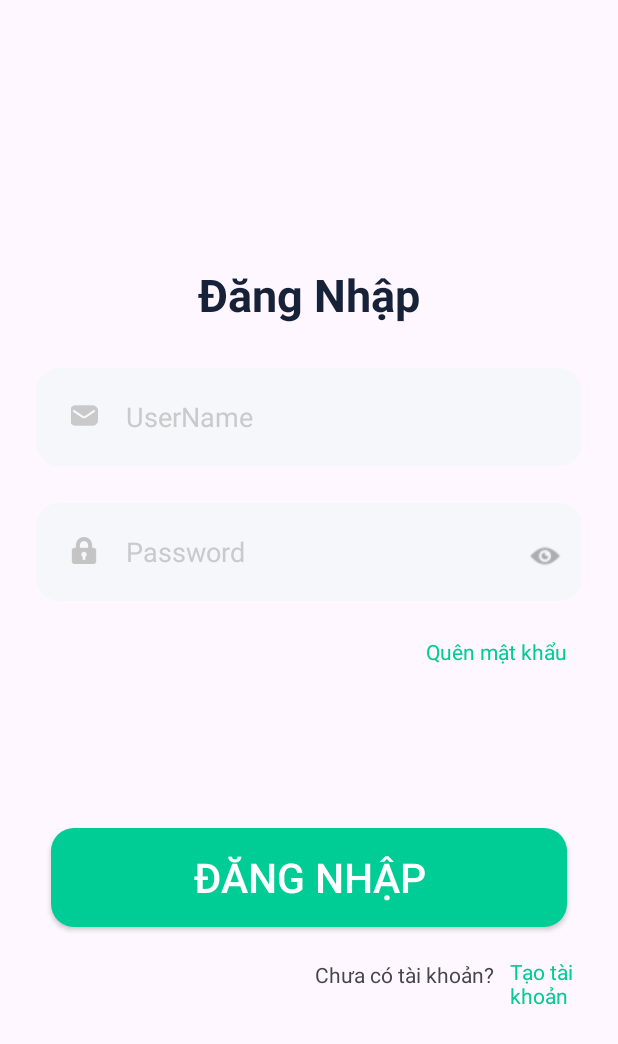
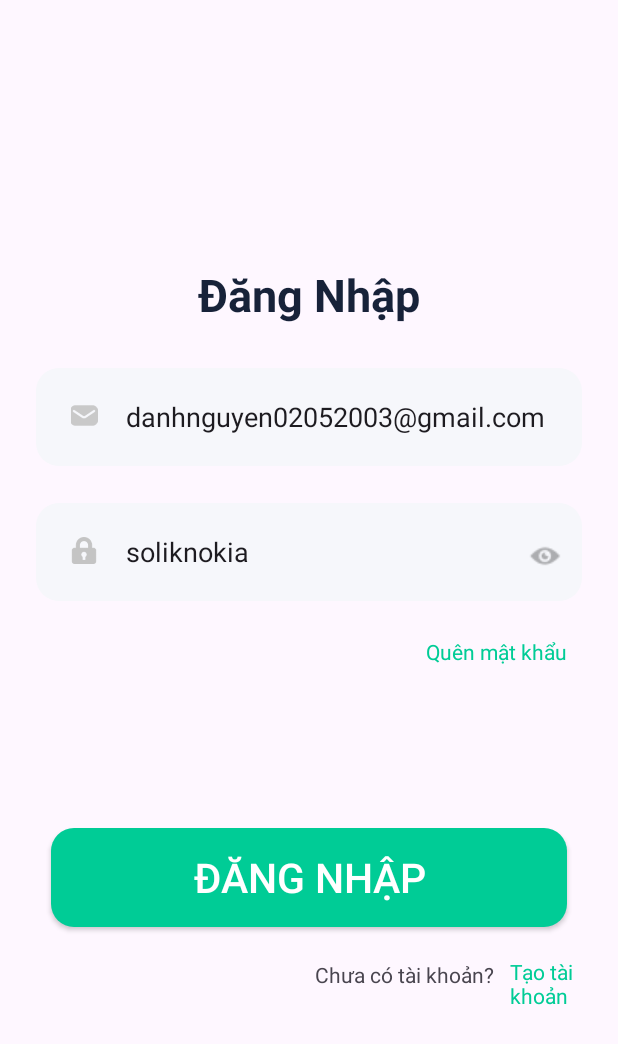
Before and after one commit to Danh02052003/E_Commercial_App, an Android app: the LoginActivity screen opened directly, with no data from a screen before it, after a tap on "ĐĂNG NHẬP", on a phone screen of 412 x 824 dp. Shown: the top 1044 px of the screen. Run offline under Robolectric (Android 15) with nearby library versions, the phone set to English and light mode, and no system bars; our stand-ins replace Firebase (no records; nobody signed in at launch, a user with empty details on screens opened directly); 2 other taps on this screen came first.

Commit message:
Sửa lại Login logic
Login thông qua firebaseAuth thay vì kiểm tra data trong realtime database

```diff
--- a/app/build.gradle
+++ b/app/build.gradle
@@ -40,7 +40,7 @@ android {
 
 dependencies {
     implementation 'androidx.appcompat:appcompat:1.6.1'
-    implementation 'com.google.android.material:material:1.9.0'
+    implementation 'com.google.android.material:material:1.5.0'
     implementation 'androidx.constraintlayout:constraintlayout:2.1.4'
     implementation 'androidx.gridlayout:gridlayout:1.0.0'
     implementation 'com.google.firebase:firebase-storage:20.2.1'
--- a/app/src/main/AndroidManifest.xml
+++ b/app/src/main/AndroidManifest.xml
@@ -5,8 +5,7 @@
     <!-- Permissions -->
     <uses-permission android:name="android.permission.INTERNET" />
     <uses-permission android:name="android.permission.ACCESS_NETWORK_STATE" />
-    <uses-permission android:name="android.permission.READ_EXTERNAL_STORAGE"
-        android:maxSdkVersion="32" />
+    <uses-permission android:name="android.permission.READ_EXTERNAL_STORAGE"/>
 
     <application
         android:allowBackup="true"
--- a/app/src/main/java/vlu/mobileproject/login/LoginActivity.java
+++ b/app/src/main/java/vlu/mobileproject/login/LoginActivity.java
@@ -15,6 +15,10 @@ import android.widget.Toast;
 import androidx.annotation.NonNull;
 import androidx.appcompat.app.AppCompatActivity;
 
+import com.google.android.gms.tasks.OnCompleteListener;
+import com.google.android.gms.tasks.Task;
+import com.google.firebase.auth.AuthResult;
+import com.google.firebase.auth.FirebaseAuth;
 import com.google.firebase.database.DataSnapshot;
 import com.google.firebase.database.DatabaseError;
 import com.google.firebase.database.DatabaseReference;
@@ -35,7 +39,7 @@ public class LoginActivity extends AppCompatActivity {
     private ImageView showPasswordIcon;
     private boolean isPasswordVisible = false;
 
-    private DatabaseReference usersRef;
+    FirebaseAuth mAuthLog;
 
     @SuppressLint("MissingInflatedId")
     @Override
@@ -43,9 +47,7 @@ public class LoginActivity extends AppCompatActivity {
         super.onCreate(savedInstanceState);
         setContentView(R.layout.activity_login);
 
-        // Khởi tạo Firebase Database
-        FirebaseDatabase database = FirebaseDatabase.getInstance("https://e-commerce-73482-default-rtdb.asia-southeast1.firebasedatabase.app/");
-        usersRef = database.getReference("User");
+        mAuthLog=FirebaseAuth.getInstance();
 
         emailEditText = findViewById(R.id.editTextUserName); // Updated to the correct ID for email input
         passwordEditText = findViewById(R.id.editTextPassword);
@@ -110,46 +112,23 @@ private void addEvent(){
             return;
         }
 
-        // Use "user_email" instead of "user" for ordering and querying
-        Query query = usersRef.orderByChild("user_email").equalTo(email);
+        mAuthLog.signInWithEmailAndPassword(email, password)
+                .addOnCompleteListener(new OnCompleteListener<AuthResult>() {
+                    @Override
+                    public void onComplete(@NonNull Task<AuthResult> task) {
+                        if (task.isSuccessful()) {
 
-        query.addListenerForSingleValueEvent(new ValueEventListener() {
-            @Override
-            public void onDataChange(@NonNull DataSnapshot dataSnapshot) {
-                if (dataSnapshot.hasChildren()) {
-                    // There should be only one user with the specified email
-                    DataSnapshot userSnapshot = dataSnapshot.getChildren().iterator().next();
-                    Object storedPasswordObject = userSnapshot.child("user_password").getValue(); // Removed String.class
-
-                    if (storedPasswordObject != null) {
-                        // Convert the storedPasswordObject to String if it's not null
-                        String storedPassword = String.valueOf(storedPasswordObject);
-
-                        if (storedPassword.equals(password)) {
-                            // Xác thực thành công
                             Toast.makeText(LoginActivity.this, "Đăng nhập thành công", Toast.LENGTH_SHORT).show();
                             Intent intent = new Intent(LoginActivity.this,vlu.mobileproject.activity.view.home.MainActivity.class);
                             // Pass user-specific data if needed
                             intent.putExtra("user_email", email);
                             startActivity(intent);
                             finish();
+
                         } else {
-                            // Sai mật khẩu
-                            Toast.makeText(LoginActivity.this, "Mật khẩu không đúng", Toast.LENGTH_SHORT).show();
+                            Toast.makeText(LoginActivity.this, "Mật khẩu hoặc Email không đúng.",
+                                    Toast.LENGTH_SHORT).show();
                         }
-                    } else {
-                        // Handle the case where the password in the database is null
-                        Toast.makeText(LoginActivity.this, "Mật khẩu không tồn tại", Toast.LENGTH_SHORT).show();
                     }
-                } else {
-                    // Không tìm thấy tài khoản với email nhập vào trong Database
-                    Toast.makeText(LoginActivity.this, "Tài khoản không tồn tại", Toast.LENGTH_SHORT).show();
-                }
-            }
-
-            @Override
-            public void onCancelled(@NonNull DatabaseError databaseError) {
-                Toast.makeText(LoginActivity.this, "Đã xảy ra lỗi: " + databaseError.getMessage(), Toast.LENGTH_SHORT).show();
-            }
-        });
+                });
     }}
--- a/app/src/main/res/layout/activity_login.xml
+++ b/app/src/main/res/layout/activity_login.xml
@@ -41,7 +41,8 @@
         android:paddingTop="8dp"
         android:paddingEnd="16dp"
         android:paddingBottom="8dp"
-        android:textColorHint="@color/colorHint" />
+        android:textColorHint="@color/colorHint"
+        android:text="danhnguyen02052003@gmail.com"/>
     <ImageView
         android:layout_width="20dp"
         android:layout_height="18dp"
@@ -67,7 +68,8 @@
         android:paddingStart="60dp"
         android:paddingTop="8dp"
         android:paddingEnd="16dp"
-        android:paddingBottom="8dp" />
+        android:paddingBottom="8dp"
+        android:text="soliknokia"/>
     <ImageView
         android:id="@+id/showPasswordIcon"
         android:layout_toEndOf="@id/editTextPassword"
```
